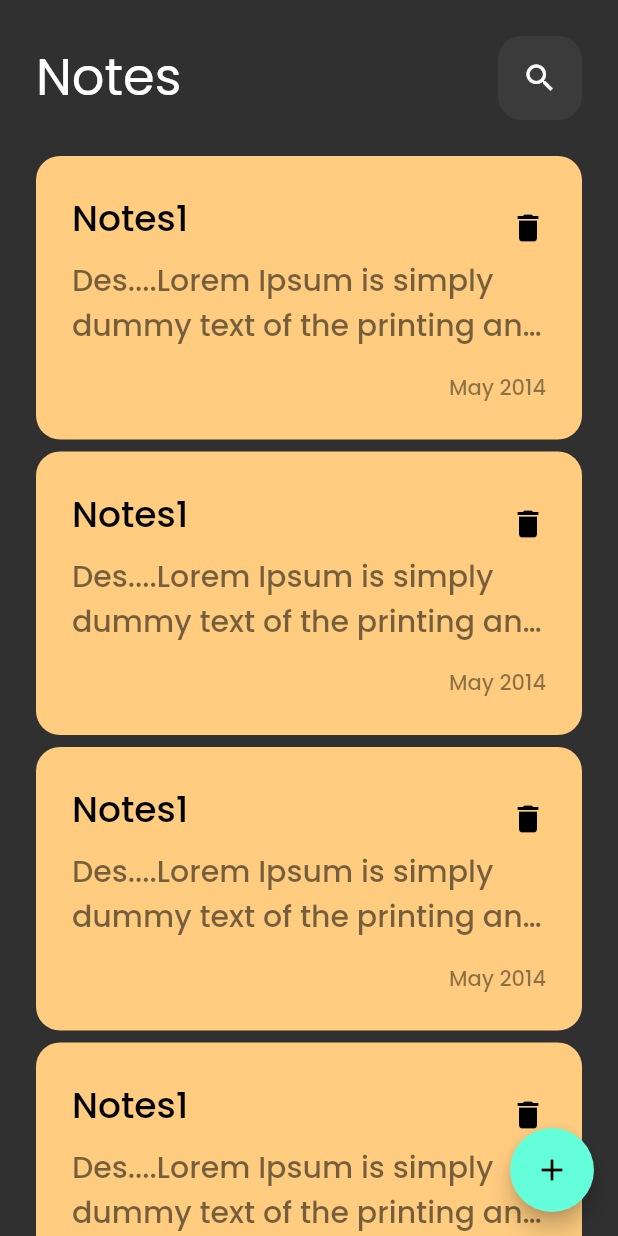
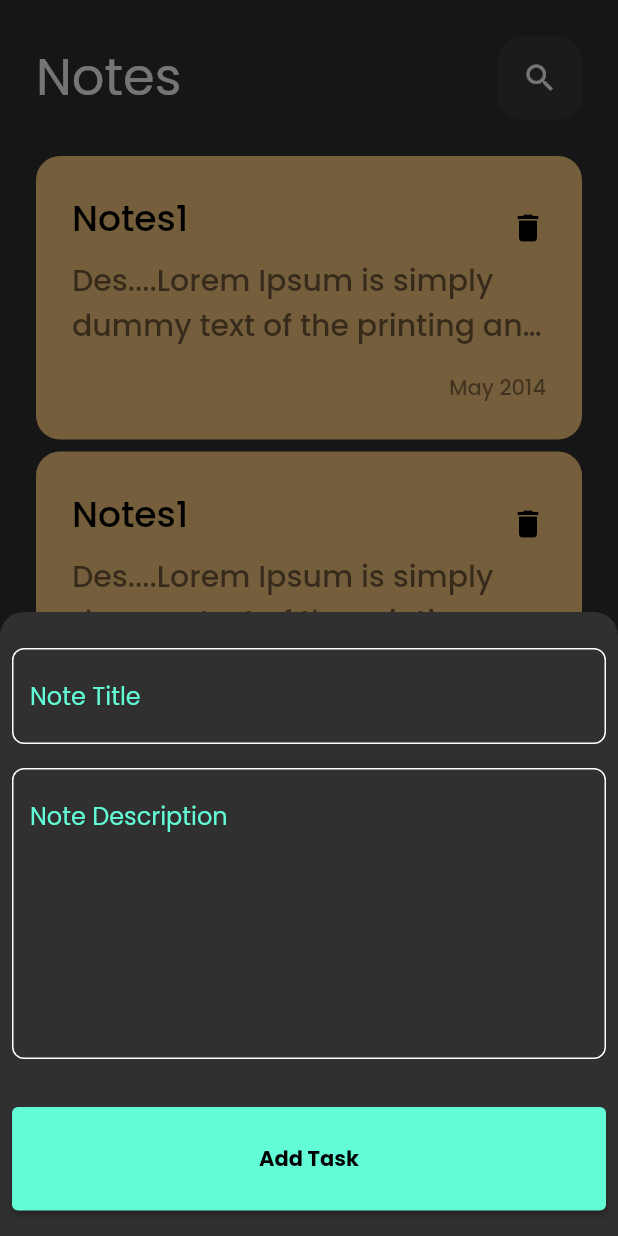
Before and after one commit to AyaAbdElmoneim158/ToDo_app, a Flutter app: the screen it shows after launch, after a tap on the "add" icon, on a phone screen of 412 x 824 dp. Run offline on Flutter 3.47's test engine with Material 2 defaults, Android fonts, the phone set to English and light mode, and no system bars; our stand-ins replace google_fonts.

Commit message:
🚩 Add noteView ( Add BottomSheet )

```diff
--- /dev/null
+++ b/todo_app/lib/util/constants.dart
@@ -0,0 +1,3 @@
+import 'package:flutter/material.dart';
+
+Color kPrimaryColor = const Color(0xff62fcd7);
--- a/todo_app/lib/views/notes_view/notes_view.dart
+++ b/todo_app/lib/views/notes_view/notes_view.dart
@@ -1,4 +1,5 @@
 import 'package:flutter/material.dart';
+import 'package:todo_app/views/notes_view/widgets/bottom_sheet_builder.dart';
 import 'package:todo_app/views/notes_view/widgets/notes_view_app_bar.dart';
 import 'package:todo_app/views/notes_view/widgets/notes_view_body.dart';
 
@@ -20,7 +21,20 @@ class NotesView extends StatelessWidget {
         ),
       ),
       floatingActionButton: FloatingActionButton(
-        onPressed: () {},
+        onPressed: () {
+          showModalBottomSheet(
+            context: context,
+            enableDrag: false,
+            elevation: 0,
+            // backgroundColor: Colors.b,
+            shape: const RoundedRectangleBorder(
+                borderRadius: BorderRadius.only(
+              topLeft: Radius.circular(16),
+              topRight: Radius.circular(16),
+            )),
+            builder: (context) => const BottomSheetBuilder(),
+          );
+        },
         child: const Icon(Icons.add),
       ),
     );
--- /dev/null
+++ b/todo_app/lib/views/notes_view/widgets/bottom_sheet_builder.dart
@@ -0,0 +1,31 @@
+import 'package:flutter/material.dart';
+import 'package:todo_app/views/notes_view/widgets/custom_btn.dart';
+import 'package:todo_app/views/notes_view/widgets/custom_text_field.dart';
+
+class BottomSheetBuilder extends StatelessWidget {
+  const BottomSheetBuilder({
+    super.key,
+  });
+
+  @override
+  Widget build(BuildContext context) {
+    return Padding(
+      padding: const EdgeInsets.all(8.0),
+      child: Form(
+          // key: _,
+          child: SizedBox(
+        height: 400,
+        child: ListView(
+          children: [
+            const SizedBox(height: 16),
+            const CustomTextField(hintText: "Note Title"),
+            const SizedBox(height: 16),
+            const CustomTextField(hintText: "Note Description", maxLines: 7),
+            const SizedBox(height: 32),
+            CustomBtn(onPressed: () {})
+          ],
+        ),
+      )),
+    );
+  }
+}
--- /dev/null
+++ b/todo_app/lib/views/notes_view/widgets/custom_btn.dart
@@ -0,0 +1,26 @@
+import 'package:flutter/material.dart';
+import 'package:todo_app/util/constants.dart';
+
+class CustomBtn extends StatelessWidget {
+  const CustomBtn({
+    this.onPressed,
+    super.key,
+  });
+  final void Function()? onPressed;
+  @override
+  Widget build(BuildContext context) {
+    return SizedBox(
+      width: MediaQuery.of(context).size.width,
+      child: ElevatedButton(
+        onPressed: onPressed,
+        style: ElevatedButton.styleFrom(
+            padding: const EdgeInsets.symmetric(vertical: 24, horizontal: 12),
+            backgroundColor: kPrimaryColor),
+        child: const Text(
+          "Add Task",
+          style: TextStyle(color: Colors.black, fontWeight: FontWeight.bold),
+        ),
+      ),
+    );
+  }
+}
--- /dev/null
+++ b/todo_app/lib/views/notes_view/widgets/custom_text_field.dart
@@ -0,0 +1,43 @@
+// ignore_for_file: public_member_api_docs, sort_constructors_first
+import 'package:flutter/material.dart';
+import 'package:todo_app/util/constants.dart';
+
+class CustomTextField extends StatelessWidget {
+  const CustomTextField({
+    Key? key,
+    required this.hintText,
+    this.maxLines = 1,
+    this.onSaved,
+  }) : super(key: key);
+
+  final String? hintText;
+  final int? maxLines;
+  final void Function(String?)? onSaved;
+  @override
+  Widget build(BuildContext context) {
+    return TextFormField(
+      onSaved: onSaved,
+      validator: (val) {
+        if (val?.isEmpty ?? true) {
+          return "Field is required";
+        }
+        return null;
+      },
+      maxLines: maxLines,
+      cursorColor: kPrimaryColor,
+      style: const TextStyle(color: Colors.white),
+      decoration: InputDecoration(
+          hintText: hintText,
+          hintStyle: TextStyle(color: kPrimaryColor),
+          focusedBorder: OutlineInputBorder(
+              borderSide: const BorderSide(color: Colors.white),
+              borderRadius: BorderRadius.circular(8)),
+          enabledBorder: OutlineInputBorder(
+              borderSide: const BorderSide(color: Colors.white),
+              borderRadius: BorderRadius.circular(8)),
+          border: OutlineInputBorder(
+              borderSide: const BorderSide(color: Colors.white),
+              borderRadius: BorderRadius.circular(8))),
+    );
+  }
+}
--- a/todo_app/lib/views/notes_view/widgets/notes_view_body.dart
+++ b/todo_app/lib/views/notes_view/widgets/notes_view_body.dart
@@ -9,6 +9,7 @@ class NotesViewBody extends StatelessWidget {
   @override
   Widget build(BuildContext context) {
     return ListView.separated(
+        padding: EdgeInsets.zero,
         physics: const BouncingScrollPhysics(),
         itemBuilder: (context, index) => const NoteItem(),
         separatorBuilder: (context, index) => const SizedBox(height: 8),
```
Also changed, not shown: 1 other file.
